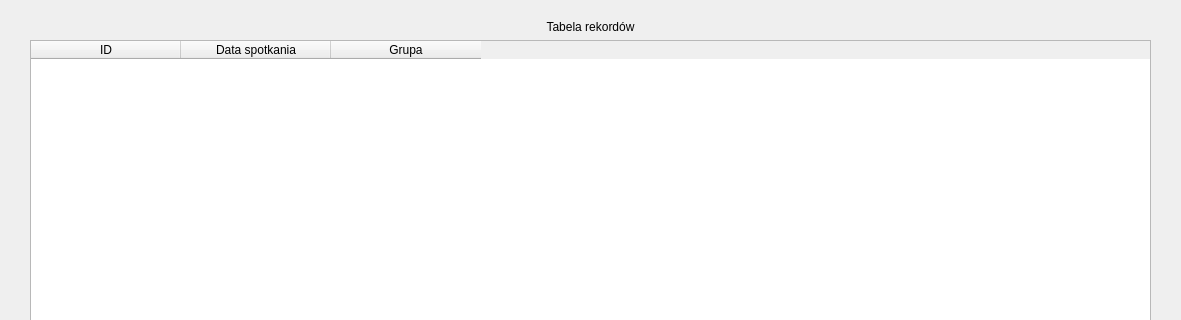
Before: the Qt Designer form tableedit_spotkanie.ui in aleksanderkalenbach/IO_2020_2021_ASP, drawn with Qt 5; both pictures show x 0 to 1181 and y 0 to 320 of the 1181 by 601 pixel window.
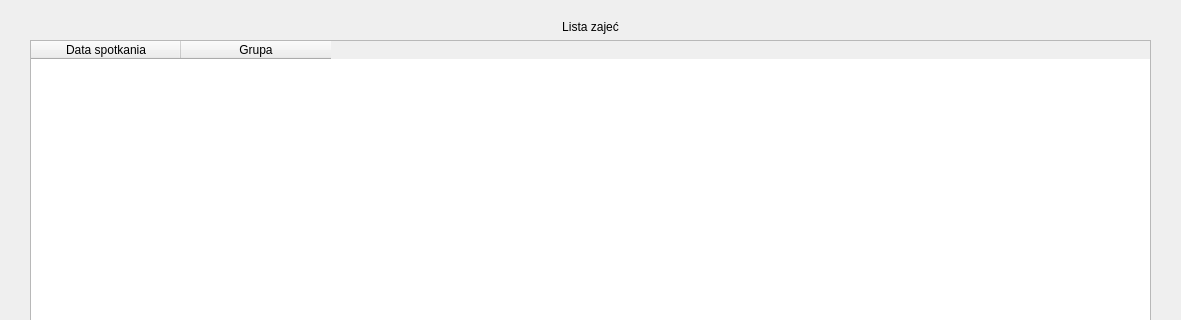
After: the same form once the commit is applied.

The edit to the form file:
```diff
--- a/tableedit_spotkanie.ui
+++ b/tableedit_spotkanie.ui
@@ -2,6 +2,14 @@
 <ui version="4.0">
  <class>tableedit_spotkanie</class>
  <widget class="QWidget" name="tableedit_spotkanie">
+  <property name="geometry">
+   <rect>
+    <x>0</x>
+    <y>0</y>
+    <width>1181</width>
+    <height>601</height>
+   </rect>
+  </property>
   <property name="windowTitle">
    <string>Form</string>
   </property>
@@ -53,11 +61,6 @@
         <attribute name="horizontalHeaderDefaultSectionSize">
          <number>150</number>
         </attribute>
-        <column>
-         <property name="text">
-          <string>ID</string>
-         </property>
-        </column>
         <column>
          <property name="text">
           <string>Data spotkania</string>
@@ -75,7 +78,7 @@
     <item row="0" column="0">
      <widget class="QLabel" name="label">
       <property name="text">
-       <string>Tabela rekordów</string>
+       <string>Lista zajeć</string>
       </property>
       <property name="alignment">
        <set>Qt::AlignCenter</set>
```
